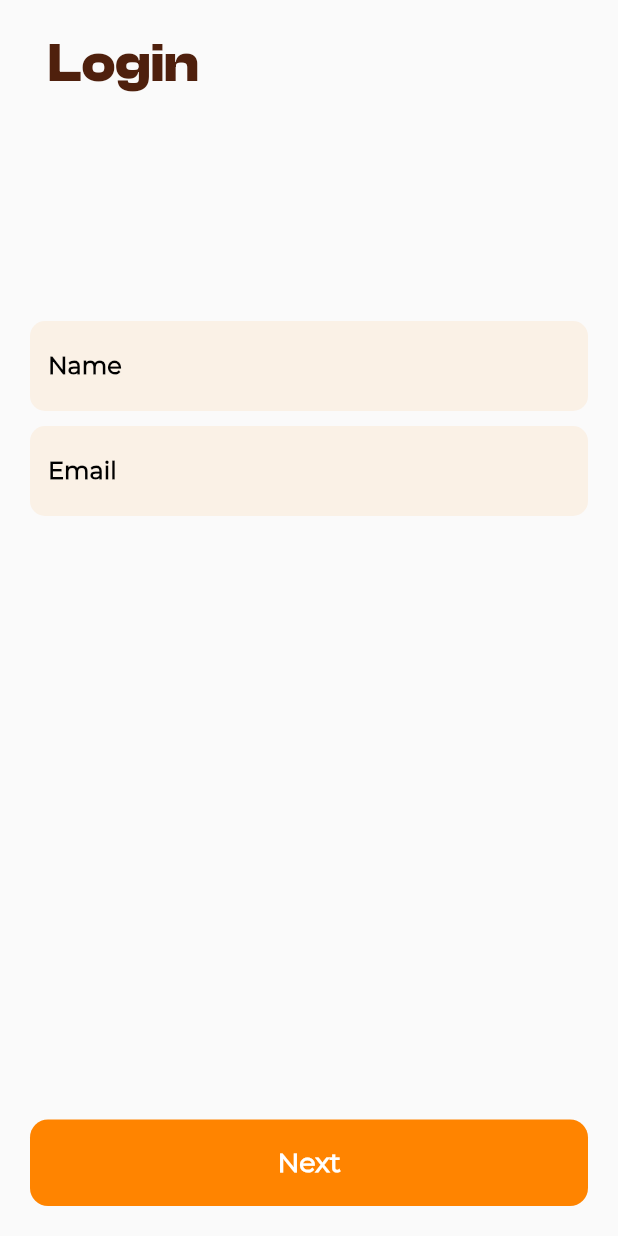
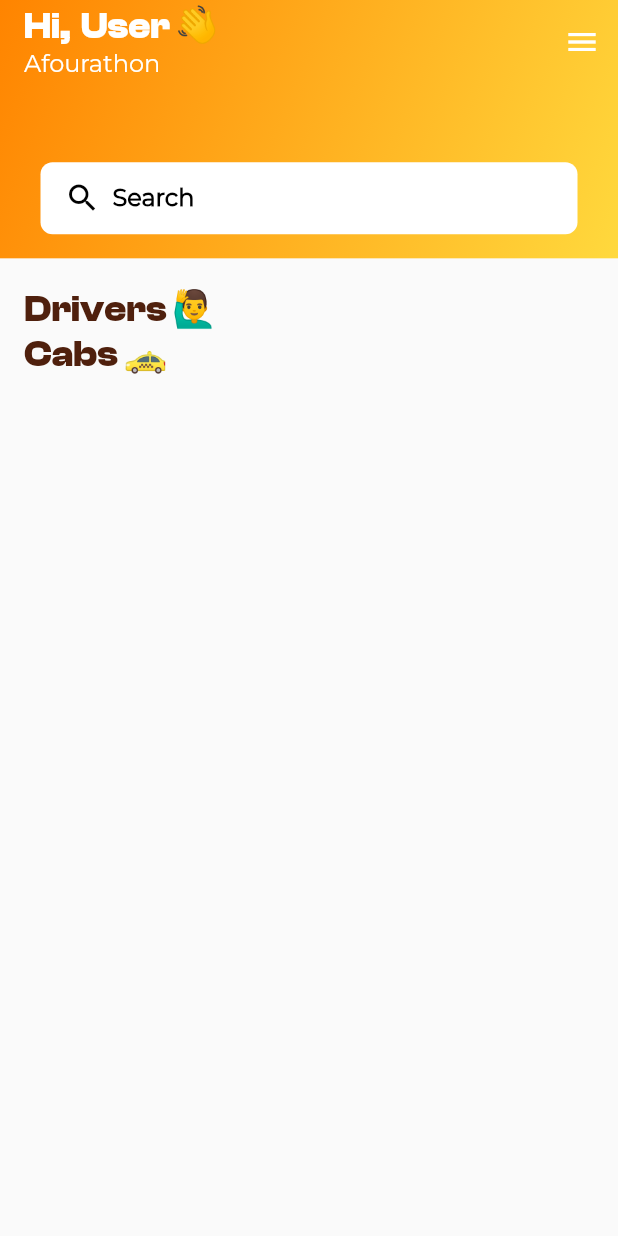
Before and after one commit to soham-1902/afourathon_flutter, a Flutter app: the screen it shows after launch, after a tap on "Next", on a phone screen of 412 x 824 dp. Run offline on Flutter 3.47's test engine with Material 2 defaults, Android fonts, the phone set to English and light mode, and no system bars; our stand-ins replace flutter_svg, get.

Commit message:
Add Dashboard UI

```diff
--- a/lib/main.dart
+++ b/lib/main.dart
@@ -1,7 +1,7 @@
 import 'package:flutter/material.dart';
 import 'package:afourathon_flutter/screens/Login.dart';
 import 'package:get/get.dart';
-import 'package:afourathon_flutter/services/routes.dart';
+import 'package:afourathon_flutter/services/Routes.dart';
 
 void main() {
   runApp(const MyApp());
--- a/lib/screens/Home.dart
+++ b/lib/screens/Home.dart
@@ -0,0 +1,184 @@
+import 'package:flutter/material.dart';
+import 'package:afourathon_flutter/widgets/CommonWidgets.dart';
+
+class Home extends StatefulWidget {
+  const Home({Key? key}) : super(key: key);
+
+  @override
+  State<Home> createState() => _HomeState();
+}
+
+class _HomeState extends State<Home> {
+  @override
+  Widget build(BuildContext context) {
+    return Scaffold(
+      appBar: PreferredSize(
+        preferredSize: Size.fromHeight(MediaQuery.of(context).size.height * 0.209),
+        child: Container(
+          decoration: const BoxDecoration(
+            gradient: LinearGradient(
+              begin: Alignment.topLeft,
+              end: Alignment.bottomRight,
+              colors: [
+                Color.fromRGBO(255, 132, 0, 1),
+                Color.fromRGBO(255, 217, 61, 1),
+              ],
+            ),
+          ),
+          child: Padding(
+            padding: EdgeInsets.only(top: MediaQuery.of(context).padding.top),
+            child: AppBar(
+              automaticallyImplyLeading: false,
+              backgroundColor: Colors.transparent,
+              elevation: 0,
+              title: Column(
+                crossAxisAlignment: CrossAxisAlignment.start,
+                children: [
+                  Text(
+                    'Hi,  User 👋',
+                    style: TextStyle(
+                      fontSize: 24,
+                      fontWeight: FontWeight.w700,
+                      color: Colors.white,
+                    ),
+                  ),
+                  Text(
+                    'Afourathon',
+                    style: TextStyle(
+                      fontSize: 16,
+                      color: Colors.white,
+                      fontWeight: FontWeight.w500,
+                      fontFamily: 'Montserrat-Regular',
+                    ),
+                  ),
+                ],
+              ),
+              actions: [
+                IconButton(
+                  onPressed: () {},
+                  icon: const Icon(
+                    Icons.menu,
+                    color: Colors.white,
+                  ),
+                ),
+              ],
+              bottom: PreferredSize(
+                preferredSize: const Size.fromHeight(48),
+                child: Padding(
+                  padding: const EdgeInsets.only(bottom: 16),
+                  child: Container(
+                    margin: const EdgeInsets.symmetric(horizontal: 16),
+                    height: 48,
+                    width: 358,
+                    decoration: BoxDecoration(
+                      color: Colors.white,
+                      borderRadius: BorderRadius.circular(8),
+                    ),
+                    child: Row(
+                      children: [
+                        const SizedBox(width: 16),
+                        const Icon(
+                          Icons.search,
+                          color: Color.fromRGBO(0, 0, 0, 1),
+                        ),
+                        const SizedBox(width: 8),
+                        Expanded(
+                          child: TextField(
+                            onChanged: (value) {},
+                            decoration: const InputDecoration(
+                              hintText: 'Search',
+                              hintStyle: TextStyle(
+                                fontSize: 16,
+                                fontWeight: FontWeight.bold,
+                                fontFamily: 'Montserrat-Regular',
+                                color: Color.fromRGBO(0, 0, 0, 1),
+                              ),
+                              border: InputBorder.none,
+                            ),
+                          ),
+                        ),
+                      ],
+                    ),
+                  ),
+                ),
+              ),
+            ),
+          ),
+        ),
+      ),
+      body: SafeArea(
+        child: WillPopScope(
+          onWillPop: () async {
+            bool exit = await showDialog(
+              context: context,
+              builder: (context) => AlertDialog(
+                title: Text('Exit Confirmation'),
+                content: Text('Are you sure you want to exit?'),
+                actions: <Widget>[
+                  TextButton(
+                    child: Text(
+                      'No',
+                      style: TextStyle(
+                        color: Colors.orange,
+                      ),
+                    ),
+                    onPressed: () => Navigator.of(context).pop(false),
+                  ),
+                  TextButton(
+                    child: Text(
+                      'Yes',
+                      style: TextStyle(
+                        color: Colors.orange,
+                      ),
+                    ),
+                    onPressed: () => Navigator.of(context).pop(true),
+                  ),
+                ],
+              ),
+            );
+
+            return exit ?? false;
+          },
+          child: Padding(
+            padding: const EdgeInsets.fromLTRB(16, 20, 0, 20),
+            child: SingleChildScrollView(
+              reverse: true,
+              physics: BouncingScrollPhysics(),
+              child: Column(
+                crossAxisAlignment: CrossAxisAlignment.start,
+                children: [
+                  Row(
+                    children: [
+                      Text(
+                        'Drivers 🙋‍♂️',
+                        style: TextStyle(
+                          fontSize: 24,
+                          fontWeight: FontWeight.w700,
+                          fontFamily: 'ClashDisplay',
+                          color: Color(0xFF4F200D),
+                        ),
+                      ),
+                    ],
+                  ),
+                  Row(
+                    children: [
+                      Text(
+                        'Cabs 🚕',
+                        style: TextStyle(
+                          fontSize: 24,
+                          fontWeight: FontWeight.w700,
+                          fontFamily: 'ClashDisplay',
+                          color: Color(0xFF4F200D),
+                        ),
+                      ),
+                    ],
+                  ),
+                ],
+              ),
+            ),
+          ),
+        ),
+      ),
+    );
+  }
+}
--- a/lib/screens/Login.dart
+++ b/lib/screens/Login.dart
@@ -1,5 +1,7 @@
 import 'package:flutter/material.dart';
 import 'package:afourathon_flutter/widgets/CommonWidgets.dart';
+import 'package:afourathon_flutter/screens/Home.dart';
+import 'package:get/get.dart';
 
 class Login extends StatefulWidget {
   const Login({Key? key}) : super(key: key);
@@ -36,7 +38,11 @@ class _LoginState extends State<Login> {
                     ),
                   ]
                 ),
-                MainOrangeButton(initialTitle: 'Next', onPressed: () {}),
+                MainOrangeButton(
+                    initialTitle: 'Next', onPressed: () {
+                    Get.to(Home());
+                  }
+                ),
               ]
           ),
         ),
--- /dev/null
+++ b/lib/screens/Menu.dart
@@ -0,0 +1,37 @@
+import 'package:flutter/material.dart';
+import 'package:flutter_svg/svg.dart';
+import 'package:get/get.dart';
+
+class Menu extends StatefulWidget {
+  const Menu({Key? key}) : super(key: key);
+
+  @override
+  State<Menu> createState() => _MenuState();
+}
+
+class _MenuState extends State<Menu> {
+  @override
+  Widget build(BuildContext context) {
+    return Scaffold(
+      resizeToAvoidBottomInset: false,
+      body: Container(
+        child: SingleChildScrollView(
+          physics: BouncingScrollPhysics(),
+          child: Padding(
+          padding: EdgeInsets.only(
+            top: MediaQuery.of(context).padding.top + 40,
+            left: 20,
+            right: 20,
+            ),
+            child: Column(
+              crossAxisAlignment: CrossAxisAlignment.start,
+              children: [
+
+              ],
+            ),
+          )
+        ),
+      ),
+    );
+  }
+}
```
Also changed, not shown: lib/services/Routes.dart (renamed from lib/services/routes.dart).
